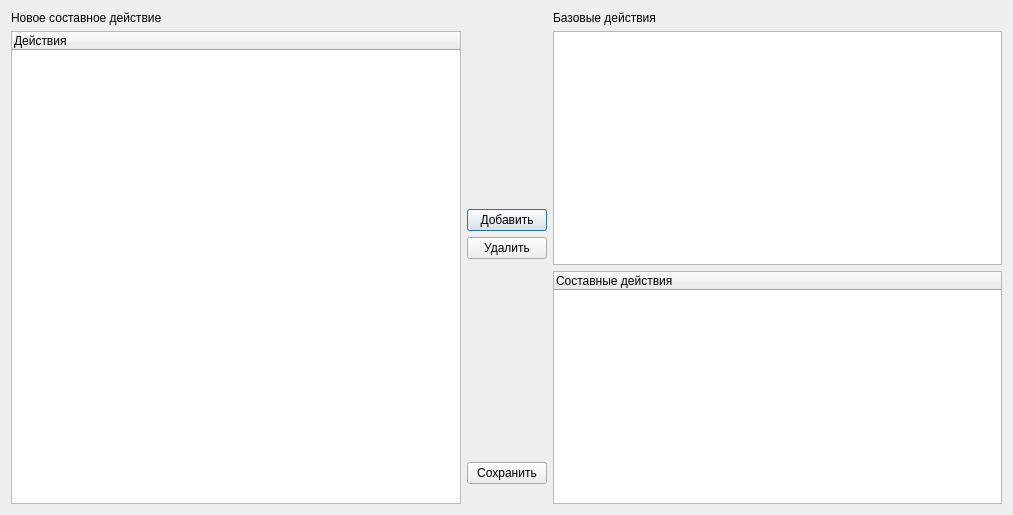
Above: userActionAnalysis/complexActionDialog.ui from qreal/tools before the change. Below: the same form after it.
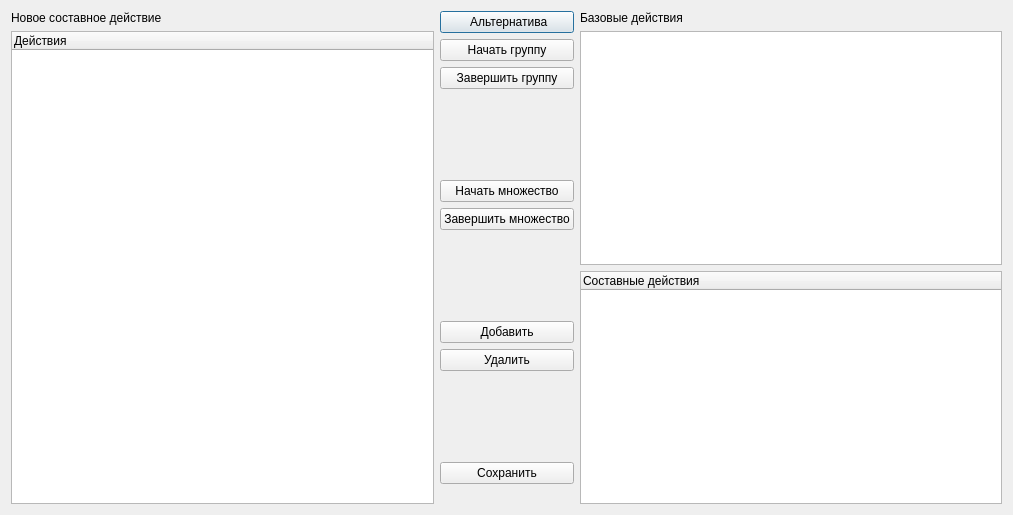
That is the form after the change.

Commit message: added group-or and set interface to complex action dialog

Diff of the .ui file:
```diff
--- a/userActionAnalysis/complexActionDialog.ui
+++ b/userActionAnalysis/complexActionDialog.ui
@@ -42,6 +42,54 @@
      <property name="leftMargin">
       <number>0</number>
      </property>
+     <item>
+      <widget class="QPushButton" name="orPushButton">
+       <property name="text">
+        <string> Альтернатива</string>
+       </property>
+      </widget>
+     </item>
+     <item>
+      <widget class="QPushButton" name="startGroupPushButton">
+       <property name="text">
+        <string>Начать группу</string>
+       </property>
+      </widget>
+     </item>
+     <item>
+      <widget class="QPushButton" name="finishGroupPushButton">
+       <property name="text">
+        <string>Завершить группу</string>
+       </property>
+      </widget>
+     </item>
+     <item>
+      <spacer name="verticalSpacer_4">
+       <property name="orientation">
+        <enum>Qt::Vertical</enum>
+       </property>
+       <property name="sizeHint" stdset="0">
+        <size>
+         <width>20</width>
+         <height>40</height>
+        </size>
+       </property>
+      </spacer>
+     </item>
+     <item>
+      <widget class="QPushButton" name="startSetPushButton">
+       <property name="text">
+        <string>Начать множество</string>
+       </property>
+      </widget>
+     </item>
+     <item>
+      <widget class="QPushButton" name="finishSetPushButton">
+       <property name="text">
+        <string>Завершить множество</string>
+       </property>
+      </widget>
+     </item>
      <item>
       <spacer name="verticalSpacer_2">
        <property name="orientation">
```
The commit also changes 3 other files.
